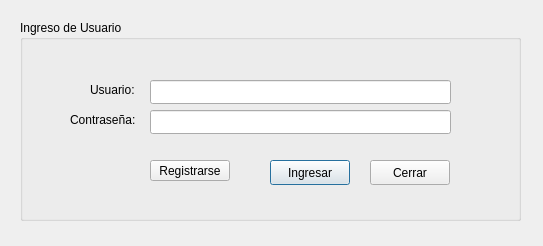
Above: PAF_GUI/PAF_GRAFICA/gui/login.ui from JMOrbegoso/USS-2021-II-PP before the change. Below: the same form after it.
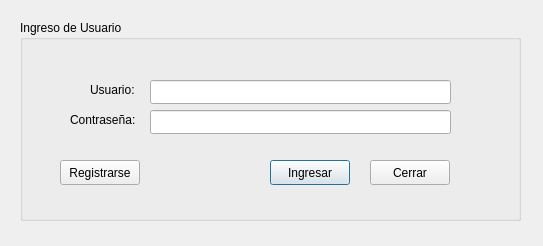
That is the form after the change. Icons and pictures are not drawn.

```diff
--- a/PAF_GUI/PAF_GRAFICA/gui/login.ui
+++ b/PAF_GUI/PAF_GRAFICA/gui/login.ui
@@ -104,10 +104,10 @@
    <widget class="QPushButton" name="cmdSignIn">
     <property name="geometry">
      <rect>
-      <x>130</x>
+      <x>40</x>
       <y>140</y>
       <width>80</width>
-      <height>21</height>
+      <height>25</height>
      </rect>
     </property>
     <property name="text">
```
Left out of the diff: 2 changed lines with no effect on the pictures.
